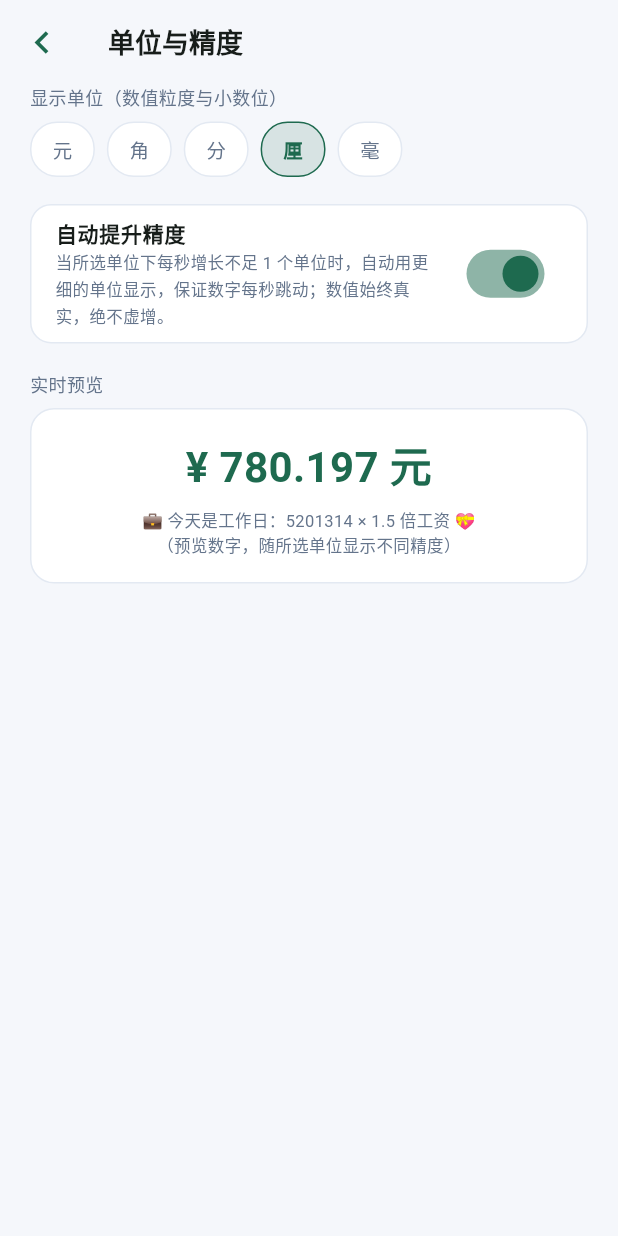
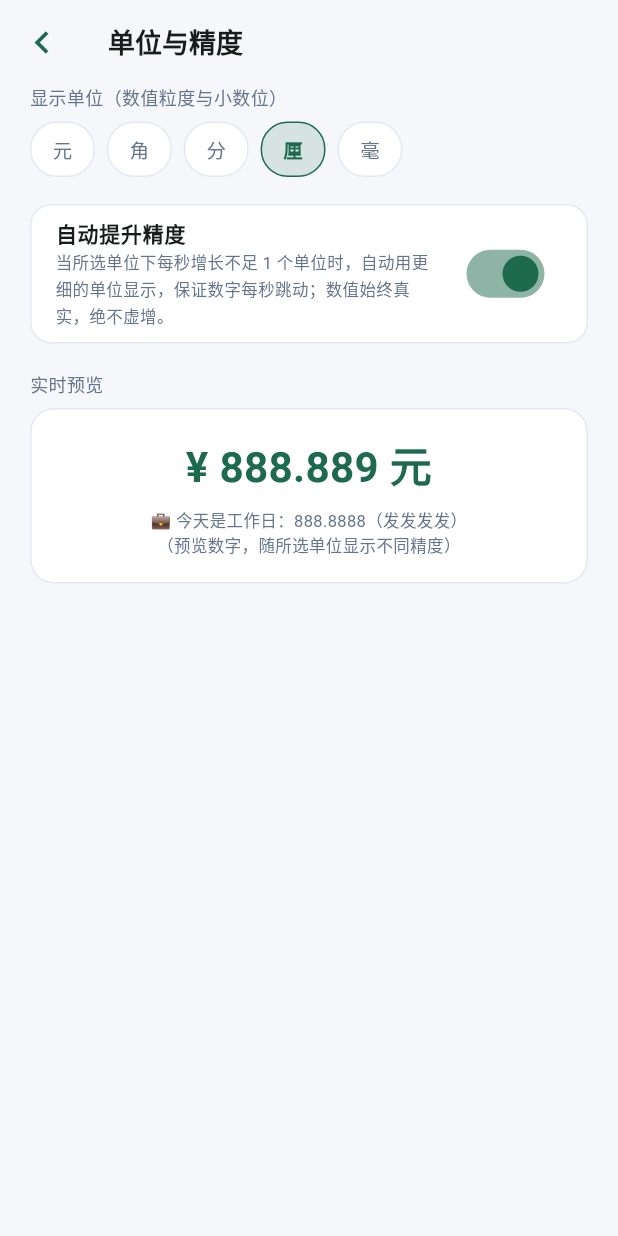
Before and after one commit to Aicq111/xintiao, a Flutter app: the DisplaySettingsPage screen opened directly with empty values, on a phone screen of 412 x 824 dp. Run offline on Flutter 3.47's test engine with Material 3 defaults, Android fonts, the phone set to English and light mode, and no system bars; our stand-ins replace image_picker, shared_preferences; accounts and stored records are empty.

Commit message:
V1.11：普通日预览改 888.8888(发发发)，法定节假日 8888.8888(加倍发)

```diff
--- a/lib/pages/settings_page.dart
+++ b/lib/pages/settings_page.dart
@@ -378,13 +378,12 @@ class DisplaySettingsPage extends StatelessWidget {
           pMillis = 8888888;
           pCaption = '💰 今天发薪日！888.8888（发发发发）\n（预览数字，随所选单位显示不同精度）';
         } else {
-          final pMult = isHol ? 3.0 : (isWk ? 2.0 : 1.5);
-          pMillis = (5201314 * pMult).round();
+          pMillis = isHol ? 88888888 : 8888888;
           pCaption = isHol
-              ? '🏮 今天是法定节假日：5201314 × 3 倍工资 💝\n（预览数字，随所选单位显示不同精度）'
+              ? '🏮 今天是法定节假日：8888.8888（加倍发）\n（预览数字，随所选单位显示不同精度）'
               : (isWk
-                  ? '☀️ 今天是周末：5201314 × 2 倍工资 💝\n（预览数字，随所选单位显示不同精度）'
-                  : '💼 今天是工作日：5201314 × 1.5 倍工资 💝\n（预览数字，随所选单位显示不同精度）');
+                  ? '☀️ 今天是周末：888.8888（休息也发发发）\n（预览数字，随所选单位显示不同精度）'
+                  : '💼 今天是工作日：888.8888（发发发发）\n（预览数字，随所选单位显示不同精度）');
         }
         return Scaffold(
           backgroundColor: Theme.of(context).scaffoldBackgroundColor,
```
